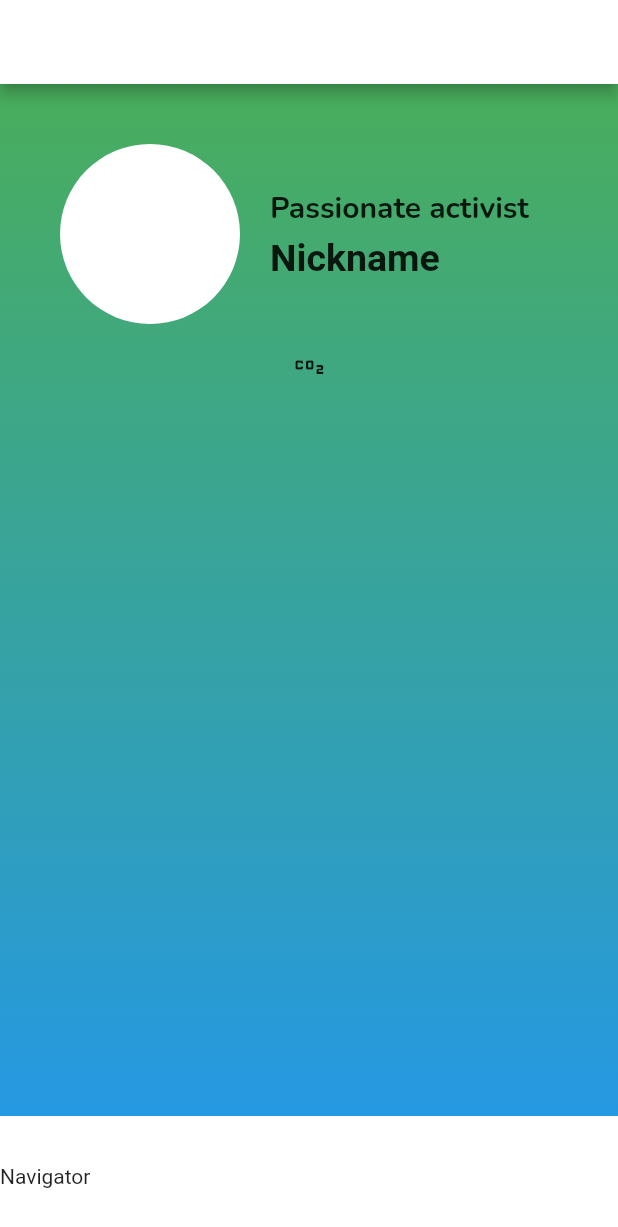
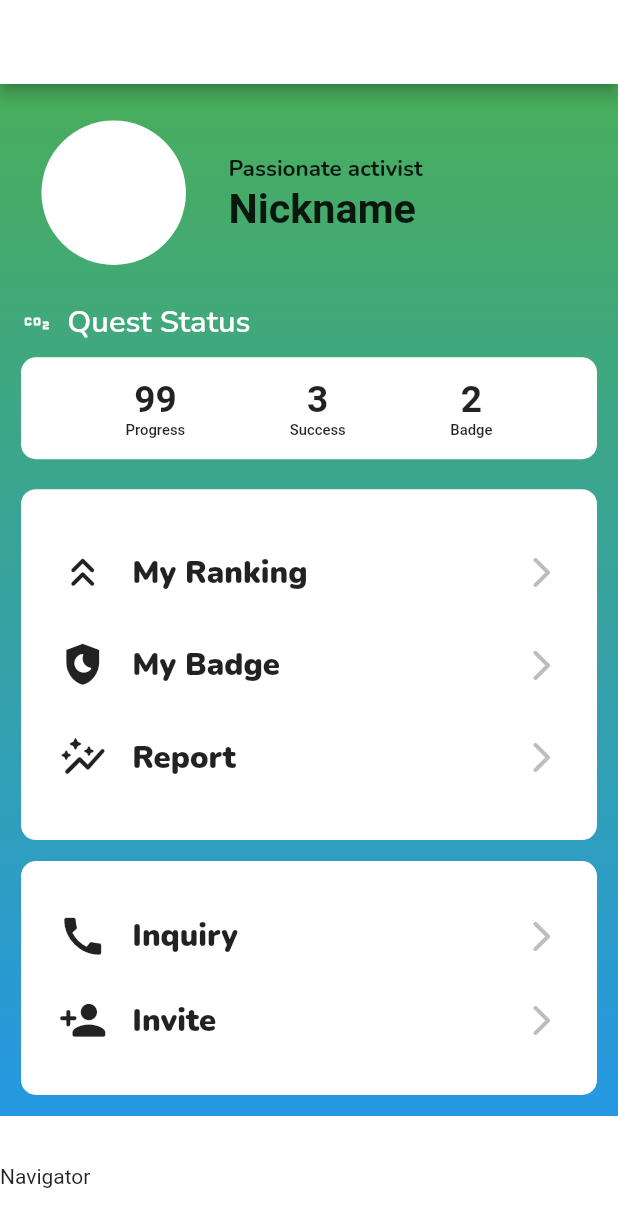
Before and after one commit to TerraQ-KR/TerraQClient, a Flutter app: the screen it shows after launch, on a phone screen of 412 x 824 dp. Shown: the top 1227 px of the screen. Run offline on Flutter 3.47's test engine with Material 2 defaults, Android fonts, the phone set to English and light mode, and no system bars; our stand-ins replace dio, flutter_hooks, flutter_layout_grid; missing offline and left inert: fl_query, fl_query_hooks; Roboto replaces fonts that are missing (NunitoBold).

Commit message:
feat(mypage) : Construct mypage skeleton

```diff
--- a/lib/routes.dart
+++ b/lib/routes.dart
@@ -10,8 +10,8 @@ import 'package:eco_reward_app/screens/profile/profile_screen.dart';
 
 final routes = {
   '/': (BuildContext context) => const ProfileScreen(),
-  // '/login': (BuildContext context) => AuthLoginScreen(),
-  // '/account': (BuildContext context) => AuthRegisterScreen(),
-  // '/home': (BuildContext context) => const HomeScreen(),
+  '/login': (BuildContext context) => AuthLoginScreen(),
+  '/account': (BuildContext context) => AuthRegisterScreen(),
+  '/home': (BuildContext context) => const HomeScreen(),
   '/mypage': (BuildContext context) => const ProfileScreen(),
 };
--- a/lib/screens/home/home_screen.dart
+++ b/lib/screens/home/home_screen.dart
@@ -10,9 +10,9 @@ class HomeScreen extends StatelessWidget {
     return Scaffold(
       body: Container(
         margin: const EdgeInsets.fromLTRB(30, 100, 30, 50),
-        child: Column(
+        child: const Column(
           mainAxisSize: MainAxisSize.max,
-          children: const [
+          children: [
             FractionallySizedBox(
               widthFactor: 1.0,
               child: SectionHomeCategory(),
--- /dev/null
+++ b/lib/screens/profile/components/personalComponents.dart
@@ -0,0 +1,60 @@
+// ignore: prefer-single-widget-per-file
+import 'package:eco_reward_app/utils/color_utils.dart';
+import 'package:eco_reward_app/utils/font_utils.dart';
+import 'package:flutter/material.dart';
+
+class PersonalComponent extends StatelessWidget {
+  final String navigatePath;
+  final String componentText;
+  final IconData componentIcon;
+
+  const PersonalComponent(
+      {super.key,
+      required this.navigatePath,
+      required this.componentText,
+      required this.componentIcon});
+
+  @override
+  Widget build(BuildContext context) {
+    Size deviceSize = MediaQuery.of(context).size;
+    double pixelWidth = deviceSize.width;
+    double pixelHeight = deviceSize.height;
+
+    return InkWell(
+      // ignore: prefer-extracting-callbacks
+      onTap: () {
+        Navigator.pushNamed(context, navigatePath);
+      },
+      child: Container(
+          padding:
+              EdgeInsets.fromLTRB(0.06 * pixelWidth, 0, 0.06 * pixelWidth, 0),
+          decoration: const BoxDecoration(color: ColorUtils.white),
+          child: Row(
+            mainAxisAlignment: MainAxisAlignment.spaceBetween,
+            children: [
+              Row(
+                children: [
+                  Icon(
+                    componentIcon,
+                    size: 0.04 * pixelHeight,
+                  ),
+                  SizedBox(
+                    width: 0.04 * pixelWidth,
+                  ),
+                  Text(
+                    componentText,
+                    style: TextStyle(
+                      fontSize: 0.025 * pixelHeight,
+                      fontWeight: FontWeight.w900,
+                      fontFamily: FontUtils.primary,
+                    ),
+                  )
+                ],
+              ),
+              Icon(Icons.arrow_forward_ios_rounded,
+                  size: 0.03 * pixelHeight, color: ColorUtils.grey05)
+            ],
+          )),
+    );
+  }
+}
--- a/lib/screens/profile/profile_screen.dart
+++ b/lib/screens/profile/profile_screen.dart
@@ -1,3 +1,5 @@
+import 'package:eco_reward_app/screens/profile/widget/invite_member.dart';
+import 'package:eco_reward_app/screens/profile/widget/my_history.dart';
 import 'package:eco_reward_app/screens/profile/widget/personal_profile.dart';
 import 'package:eco_reward_app/screens/profile/widget/personal_status.dart';
 import 'package:flutter/material.dart';
@@ -8,6 +10,9 @@ class ProfileScreen extends StatelessWidget {
 
   @override
   Widget build(BuildContext context) {
+    Size deviceSize = MediaQuery.of(context).size;
+    double pixelHeight = deviceSize.height;
+
     return Container(
       decoration: const BoxDecoration(
         gradient: LinearGradient(
@@ -21,12 +26,29 @@ class ProfileScreen extends StatelessWidget {
         appBar: AppBar(
           backgroundColor: ColorUtils.white,
         ),
-        body: const Padding(
-          padding: EdgeInsets.all(25.0),
+        body: Padding(
+          padding: EdgeInsets.all(0.017 * pixelHeight),
           child: Column(
             children: [
-              personalProfile(),
-              personalStatus(),
+              const Flexible(
+                flex: 3,
+                child: personalProfile(),
+              ),
+              SizedBox(height: 0.01 * pixelHeight),
+              const Flexible(
+                flex: 3,
+                child: personalStatus(),
+              ),
+              SizedBox(height: 0.017 * pixelHeight),
+              const Flexible(
+                flex: 6,
+                child: PersonalHistory(),
+              ),
+              SizedBox(height: 0.017 * pixelHeight),
+              const Flexible(
+                flex: 4,
+                child: InviteMember(),
+              ),
             ],
           ),
         ),
--- /dev/null
+++ b/lib/screens/profile/widget/invite_member.dart
@@ -0,0 +1,41 @@
+import 'package:eco_reward_app/screens/profile/components/personalComponents.dart';
+import 'package:eco_reward_app/utils/color_utils.dart';
+import 'package:flutter/material.dart';
+
+class InviteMember extends StatelessWidget {
+  const InviteMember({
+    super.key,
+  });
+
+  @override
+  Widget build(BuildContext context) {
+    return Container(
+        decoration: const BoxDecoration(
+          borderRadius: BorderRadius.all(Radius.circular(10)),
+          color: ColorUtils.white,
+        ),
+        child: const Column(
+          mainAxisAlignment: MainAxisAlignment.spaceBetween,
+          children: [
+            SizedBox(height: 10),
+            Flexible(
+              flex: 1,
+              child: PersonalComponent(
+                navigatePath: "login",
+                componentIcon: Icons.call,
+                componentText: "Inquiry",
+              ),
+            ),
+            Flexible(
+              flex: 1,
+              child: PersonalComponent(
+                navigatePath: "login",
+                componentIcon: Icons.person_add_rounded,
+                componentText: "Invite",
+              ),
+            ),
+            SizedBox(height: 10),
+          ],
+        ));
+  }
+}
--- /dev/null
+++ b/lib/screens/profile/widget/my_history.dart
@@ -0,0 +1,49 @@
+import 'package:eco_reward_app/screens/profile/components/personalComponents.dart';
+import 'package:eco_reward_app/utils/color_utils.dart';
+import 'package:flutter/material.dart';
+
+class PersonalHistory extends StatelessWidget {
+  const PersonalHistory({
+    super.key,
+  });
+
+  @override
+  Widget build(BuildContext context) {
+    return Container(
+        decoration: const BoxDecoration(
+          borderRadius: BorderRadius.all(Radius.circular(10)),
+          color: ColorUtils.white,
+        ),
+        child: const Column(
+          mainAxisAlignment: MainAxisAlignment.spaceBetween,
+          children: [
+            SizedBox(height: 10),
+            Flexible(
+              flex: 1,
+              child: PersonalComponent(
+                navigatePath: "/mypage/",
+                componentIcon: Icons.keyboard_double_arrow_up_rounded,
+                componentText: "My Ranking",
+              ),
+            ),
+            Flexible(
+              flex: 1,
+              child: PersonalComponent(
+                navigatePath: "/mypage/test",
+                componentIcon: Icons.shield_moon,
+                componentText: "My Badge",
+              ),
+            ),
+            Flexible(
+              flex: 1,
+              child: PersonalComponent(
+                navigatePath: "/mypage/",
+                componentIcon: Icons.auto_graph_rounded,
+                componentText: "Report",
+              ),
+            ),
+            SizedBox(height: 10),
+          ],
+        ));
+  }
+}
--- a/lib/screens/profile/widget/personal_profile.dart
+++ b/lib/screens/profile/widget/personal_profile.dart
@@ -1,12 +1,15 @@
 // ignore_for_file: camel_case_types
+
+import 'dart:math';
 
 import 'package:eco_reward_app/utils/color_utils.dart';
 import 'package:eco_reward_app/utils/font_utils.dart';
 import 'package:flutter/material.dart';
+import 'package:flutter_hooks/flutter_hooks.dart';
 
-class personalProfile extends StatelessWidget {
+class personalProfile extends HookWidget {
   final String name = "Nickname";
-  final String personalStyle = "Passionate activist";
+  final String personalTitle = "Passionate activist";
 
   const personalProfile({
     super.key,
@@ -14,34 +17,39 @@ class personalProfile extends StatelessWidget {
 
   @override
   Widget build(BuildContext context) {
+    Size deviceSize = MediaQuery.of(context).size;
+    double pixelWidth = deviceSize.width;
+
     return Padding(
-      padding: const EdgeInsets.all(15),
+      padding: EdgeInsets.all(0.025 * pixelWidth),
       child: Row(
         crossAxisAlignment: CrossAxisAlignment.center,
+        mainAxisAlignment: MainAxisAlignment.start,
         children: [
           Container(
-            height: 120,
-            width: 120,
+            height: 0.25 * pixelWidth,
+            width: 0.25 * pixelWidth,
             decoration: const BoxDecoration(
               color: ColorUtils.white,
               shape: BoxShape.circle,
               border: Border(),
             ),
           ),
-          const SizedBox(width: 20),
+          SizedBox(width: min(0.08 * pixelWidth, 25)),
           Column(
             crossAxisAlignment: CrossAxisAlignment.start,
+            mainAxisAlignment: MainAxisAlignment.center,
             children: [
-              Text(personalStyle,
-                  style: const TextStyle(
-                    fontSize: 20,
+              Text(personalTitle,
+                  style: TextStyle(
+                    fontSize: min(0.05 * pixelWidth, 15),
                     fontWeight: FontWeight.w700,
                     fontFamily: FontUtils.primary,
                   )),
-              const SizedBox(height: 5),
+              // SizedBox(height: max(0.02 * pixelWidth, 5)),
               Text(name,
-                  style: const TextStyle(
-                    fontSize: 25,
+                  style: TextStyle(
+                    fontSize: min(0.067 * pixelWidth, 32),
                     fontWeight: FontWeight.w700,
                     fontFamily: FontUtils.bold,
                   )),
--- a/lib/screens/profile/widget/personal_status.dart
+++ b/lib/screens/profile/widget/personal_status.dart
@@ -1,4 +1,8 @@
 // ignore_for_file: camel_case_types
+import 'dart:math';
+
+import 'package:eco_reward_app/utils/color_utils.dart';
+import 'package:eco_reward_app/utils/font_utils.dart';
 import 'package:flutter/material.dart';
 
 class personalStatus extends StatelessWidget {
@@ -6,11 +10,94 @@ class personalStatus extends StatelessWidget {
 
   @override
   Widget build(BuildContext context) {
-    return const Column(
+    Size deviceSize = MediaQuery.of(context).size;
+    double pixelWidth = deviceSize.width;
+
+    return Column(
       crossAxisAlignment: CrossAxisAlignment.start,
       children: [
-        Icon(Icons.co2),
+        const SizedBox(height: 5),
+        Flexible(
+          flex: 1,
+          child: Row(
+            children: [
+              Icon(
+                Icons.co2,
+                size: min(0.05 * pixelWidth, 30),
+                color: ColorUtils.white,
+              ),
+              SizedBox(width: 0.025 * pixelWidth),
+              Text(
+                "Quest Status",
+                style: TextStyle(
+                  color: ColorUtils.white,
+                  fontSize: min(0.05 * pixelWidth, 25),
+                  fontWeight: FontWeight.w600,
+                  fontFamily: FontUtils.primary,
+                ),
+              ),
+              SizedBox(width: 0.03 * pixelWidth),
+            ],
+          ),
+        ),
+        const SizedBox(height: 10),
+        Flexible(
+            flex: 2,
+            child: Container(
+              decoration: const BoxDecoration(
+                color: ColorUtils.white,
+                borderRadius: BorderRadius.all(Radius.circular(10)),
+              ),
+              child: const Row(
+                mainAxisAlignment: MainAxisAlignment.spaceEvenly,
+                crossAxisAlignment: CrossAxisAlignment.center,
+                children: [
+                  Status(amount: "99", state: "Progress"),
+                  Status(amount: "3", state: "Success"),
+                  Status(amount: "2", state: "Badge"),
+                ],
+              ),
+            ))
       ],
     );
   }
 }
+
+// ignore: prefer-single-widget-per-file
+class Status extends StatelessWidget {
+  final String amount;
+  final String state;
+
+  const Status({
+    super.key,
+    required this.amount,
+    required this.state,
+  });
+
+  @override
+  Widget build(BuildContext context) {
+    Size deviceSize = MediaQuery.of(context).size;
+    double pixelWidth = min(0.03 * deviceSize.height, 30);
+
+    return Container(
+      decoration: const BoxDecoration(),
+      child: Column(
+        mainAxisAlignment: MainAxisAlignment.center,
+        children: [
+          Text(amount,
+              style: TextStyle(
+                fontSize: pixelWidth,
+                fontWeight: FontWeight.w700,
+                fontFamily: FontUtils.bold,
+              )),
+          Text(state,
+              style: TextStyle(
+                fontSize: pixelWidth * 0.4,
+                fontWeight: FontWeight.w500,
+                fontFamily: FontUtils.bold,
+              ))
+        ],
+      ),
+    );
+  }
+}
```
